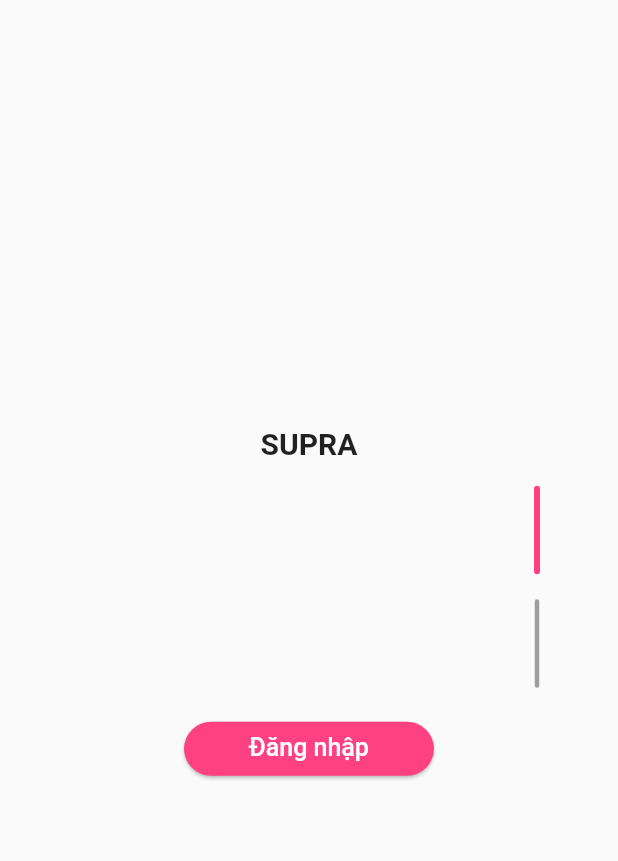
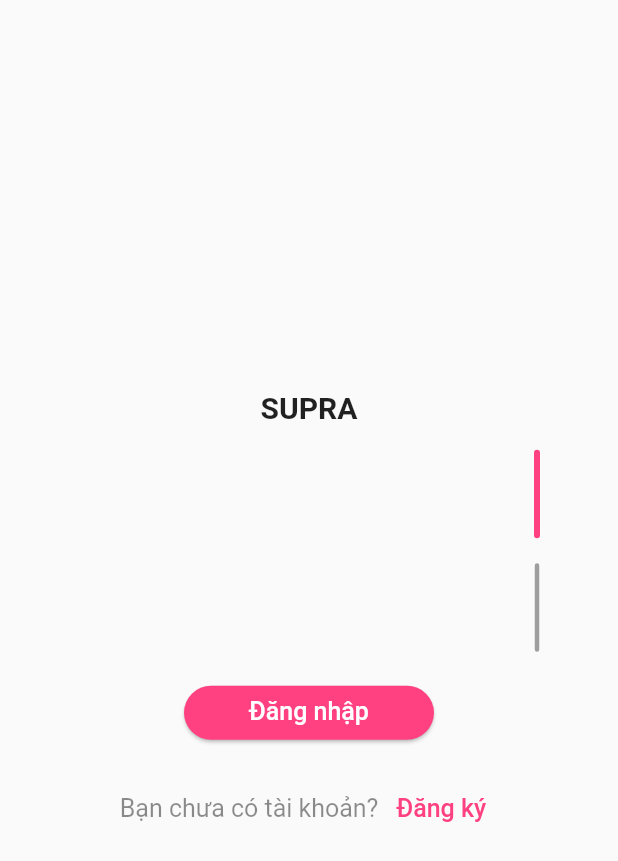
Before and after one commit to haudevops/web_app, a Flutter app: the screen it shows after launch, on a phone screen of 412 x 824 dp. Shown: the top 861 px of the screen. Run offline on Flutter 3.47's test engine with Material 2 defaults, Android fonts, the phone set to English and light mode, and no system bars; our stand-ins replace shared_preferences.

Commit message:
Add Register

```diff
--- a/lib/page/login/login_page.dart
+++ b/lib/page/login/login_page.dart
@@ -166,29 +166,29 @@ class _LoginPageState extends State<LoginPage> {
             ),
           ),
           SizedBox(height: ScreenUtil.getInstance().getAdapterSize(10)),
-          // Row(
-          //   mainAxisAlignment: MainAxisAlignment.center,
-          //   crossAxisAlignment: CrossAxisAlignment.center,
-          //   children: [
-          //     Text(
-          //       'Bạn chưa có tài khoản? ',
-          //       style: TextStyle(
-          //         fontSize: ScreenUtil.getInstance().getAdapterSize(10),
-          //         color: Colors.black45,
-          //       ),
-          //     ),
-          //     TextButton(
-          //       onPressed: () {},
-          //       child: Text(
-          //         'Đăng ký',
-          //         style: TextStyle(
-          //           color: Colors.pinkAccent,
-          //           fontSize: ScreenUtil.getInstance().getAdapterSize(10),
-          //         ),
-          //       ),
-          //     )
-          //   ],
-          // ),
+          Row(
+            mainAxisAlignment: MainAxisAlignment.center,
+            crossAxisAlignment: CrossAxisAlignment.center,
+            children: [
+              Text(
+                'Bạn chưa có tài khoản? ',
+                style: TextStyle(
+                  fontSize: ScreenUtil.getInstance().getAdapterSize(10),
+                  color: Colors.black45,
+                ),
+              ),
+              TextButton(
+                onPressed: () {},
+                child: Text(
+                  'Đăng ký',
+                  style: TextStyle(
+                    color: Colors.pinkAccent,
+                    fontSize: ScreenUtil.getInstance().getAdapterSize(10),
+                  ),
+                ),
+              )
+            ],
+          ),
         ],
       ),
     );
```
Also changed, not shown: 1 other file.
